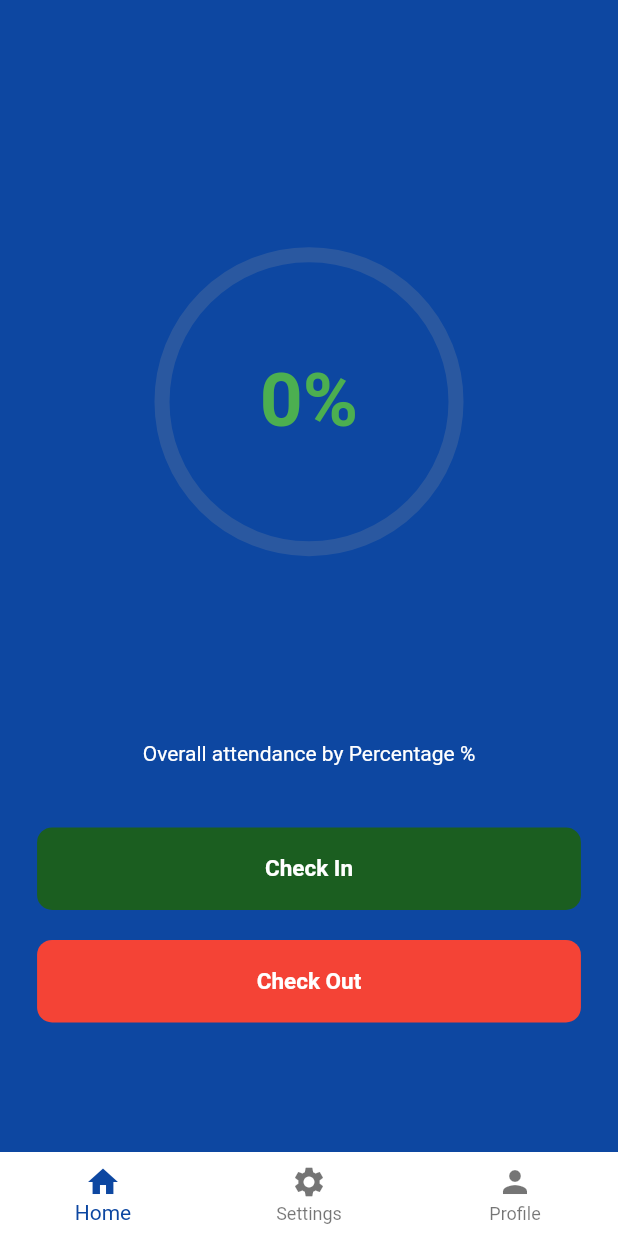
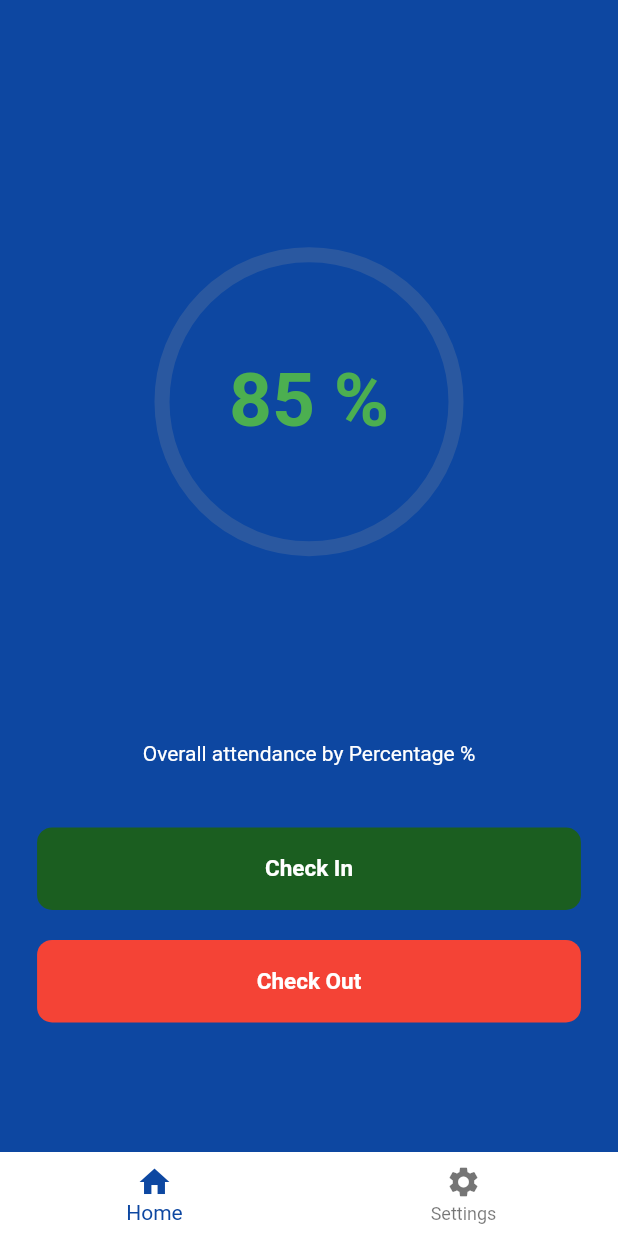
Before and after one commit to AliAbdullah1122/Location-tracking-flutter, a Flutter app: the HomeNavigation screen opened directly, on a phone screen of 412 x 824 dp. Run offline on Flutter 3.47's test engine with Material 2 defaults, Android fonts, the phone set to English and light mode, and no system bars; drawn by our look-alikes of auto_size_text; our stand-ins replace get, image_picker, permission_handler, shared_preferences; missing offline and left inert: background_location, flutter_background_service, flutter_background_service_android, onesignal_flutter; accounts and stored records are empty; network calls fail; Roboto replaces fonts that are missing (PoppinsRegular); statements that could not run were skipped.

Commit message:
home and nav

```diff
--- a/lib/screens/home.dart
+++ b/lib/screens/home.dart
@@ -63,7 +63,9 @@ class _MyHomePageState extends State<MyHomePage> with WidgetsBindingObserver {
                       color: Colors.grey.withOpacity(0.2), width: 10)),
               child: Center(
                   child: AutoSizeText(
-                controller.user!.ratio.toString() + '%',
+                // controller.user!.ratio.toString()
+                //  +
+                  '85 %',
                 style: TextStyle(
                     color: Colors.green,
                     fontSize: 50,
--- a/lib/screens/nav_bar.dart
+++ b/lib/screens/nav_bar.dart
@@ -47,7 +47,7 @@ class _HomeNavigationState extends State<HomeNavigation> {
           BottomNavigationBarItem(icon: Icon(Icons.home), label: 'Home'),
           BottomNavigationBarItem(
               icon: Icon(Icons.settings), label: 'Settings'),
-          BottomNavigationBarItem(icon: Icon(Icons.person), label: 'Profile'),
+          // BottomNavigationBarItem(icon: Icon(Icons.person), label: 'Profile'),
         ],
       ),
     );
```
